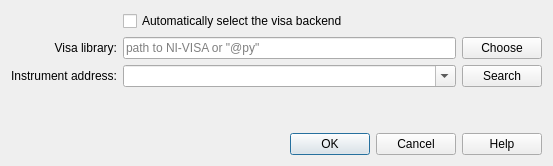
Qt form mercurygui/connection_dialog.ui (osgirl/mercurygui) before a commit.
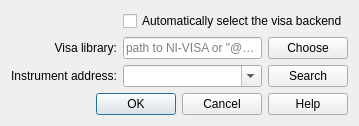
The same form after that commit.

The edit to the form file:
```diff
--- a/mercurygui/connection_dialog.ui
+++ b/mercurygui/connection_dialog.ui
@@ -2,28 +2,12 @@
 <ui version="4.0">
  <class>LibraryDialog</class>
  <widget class="QDialog" name="LibraryDialog">
-  <property name="geometry">
-   <rect>
-    <x>0</x>
-    <y>0</y>
-    <width>553</width>
-    <height>166</height>
-   </rect>
-  </property>
   <property name="windowTitle">
    <string>Connection settings</string>
   </property>
   <layout class="QGridLayout">
-   <item row="3" column="2">
-    <widget class="QPushButton" name="pushButtonSearch">
-     <property name="toolTip">
-      <string>&lt;html&gt;&lt;head/&gt;&lt;body&gt;&lt;p&gt;Search for available instruments. Some instruments may not be detected.&lt;/p&gt;&lt;/body&gt;&lt;/html&gt;</string>
-     </property>
-     <property name="text">
-      <string>Search</string>
-     </property>
-    </widget>
-   </item>
+   <item row="0" column="0" colspan="3">
+    <layout class="QGridLayout" name="gridLayout">
    <item row="1" column="1">
     <widget class="QLineEdit" name="lineEditLibrary">
      <property name="toolTip">
@@ -34,13 +18,30 @@
      </property>
     </widget>
    </item>
-   <item row="1" column="2">
-    <widget class="QPushButton" name="pushButtonChoose">
+     <item row="2" column="0">
+      <widget class="QLabel" name="labelVisaAdress">
+       <property name="text">
+        <string>Instrument address:</string>
+       </property>
+       <property name="alignment">
+        <set>Qt::AlignRight|Qt::AlignTrailing|Qt::AlignVCenter</set>
+       </property>
+      </widget>
+     </item>
+     <item row="2" column="2">
+      <widget class="QPushButton" name="pushButtonSearch">
      <property name="toolTip">
       <string>&lt;html&gt;&lt;head/&gt;&lt;body&gt;&lt;p&gt;Choose NI-VISA library to use.&lt;/p&gt;&lt;/body&gt;&lt;/html&gt;</string>
      </property>
      <property name="text">
-      <string>Choose</string>
+        <string>Search</string>
+       </property>
+      </widget>
+     </item>
+     <item row="2" column="1">
+      <widget class="QComboBox" name="comboBoxAddress">
+       <property name="editable">
+        <bool>true</bool>
      </property>
     </widget>
    </item>
@@ -54,14 +55,7 @@
      </property>
     </widget>
    </item>
-   <item row="3" column="1">
-    <widget class="QComboBox" name="comboBoxAddress">
-     <property name="editable">
-      <bool>true</bool>
-     </property>
-    </widget>
-   </item>
-   <item row="5" column="0" colspan="3">
+     <item row="4" column="0" colspan="3">
     <widget class="QDialogButtonBox" name="buttonBox">
      <property name="orientation">
       <enum>Qt::Horizontal</enum>
@@ -71,40 +65,42 @@
      </property>
     </widget>
    </item>
-   <item row="0" column="1" colspan="2">
-    <widget class="QCheckBox" name="checkBoxAutoVisa">
+     <item row="1" column="2">
+      <widget class="QPushButton" name="pushButtonChoose">
      <property name="toolTip">
       <string>&lt;html&gt;&lt;head/&gt;&lt;body&gt;&lt;p&gt;Automically detect installed NI-VISA library or fall back to pyvisa-py.&lt;/p&gt;&lt;/body&gt;&lt;/html&gt;</string>
      </property>
      <property name="text">
-      <string>Automatically select the visa backend</string>
+        <string>Choose</string>
      </property>
     </widget>
    </item>
-   <item row="3" column="0">
-    <widget class="QLabel" name="labelVisaAdress">
-     <property name="text">
-      <string>Instrument address:</string>
-     </property>
-     <property name="alignment">
-      <set>Qt::AlignRight|Qt::AlignTrailing|Qt::AlignVCenter</set>
-     </property>
-    </widget>
-   </item>
-   <item row="4" column="0" colspan="3">
+     <item row="3" column="0" colspan="3">
     <spacer name="verticalSpacer">
      <property name="orientation">
       <enum>Qt::Vertical</enum>
      </property>
      <property name="sizeHint" stdset="0">
       <size>
-       <width>20</width>
-       <height>40</height>
+         <width>0</width>
+         <height>0</height>
       </size>
      </property>
     </spacer>
    </item>
-  </layout>
+     <item row="0" column="1" colspan="2">
+      <widget class="QCheckBox" name="checkBoxAutoVisa">
+       <property name="toolTip">
+        <string>&lt;html&gt;&lt;head/&gt;&lt;body&gt;&lt;p&gt;Automically detect installed NI-VISA library or fall back to pyvisa-py.&lt;/p&gt;&lt;/body&gt;&lt;/html&gt;</string>
+       </property>
+       <property name="text">
+        <string>Automatically select the visa backend</string>
+       </property>
+      </widget>
+     </item>
+    </layout>
+   </item>
+  </layout>
  </widget>
  <tabstops>
   <tabstop>checkBoxAutoVisa</tabstop>
```
Left out of the diff: 14 changed lines with no effect on the pictures. Lines whose indentation alone changed are shown as unchanged.
